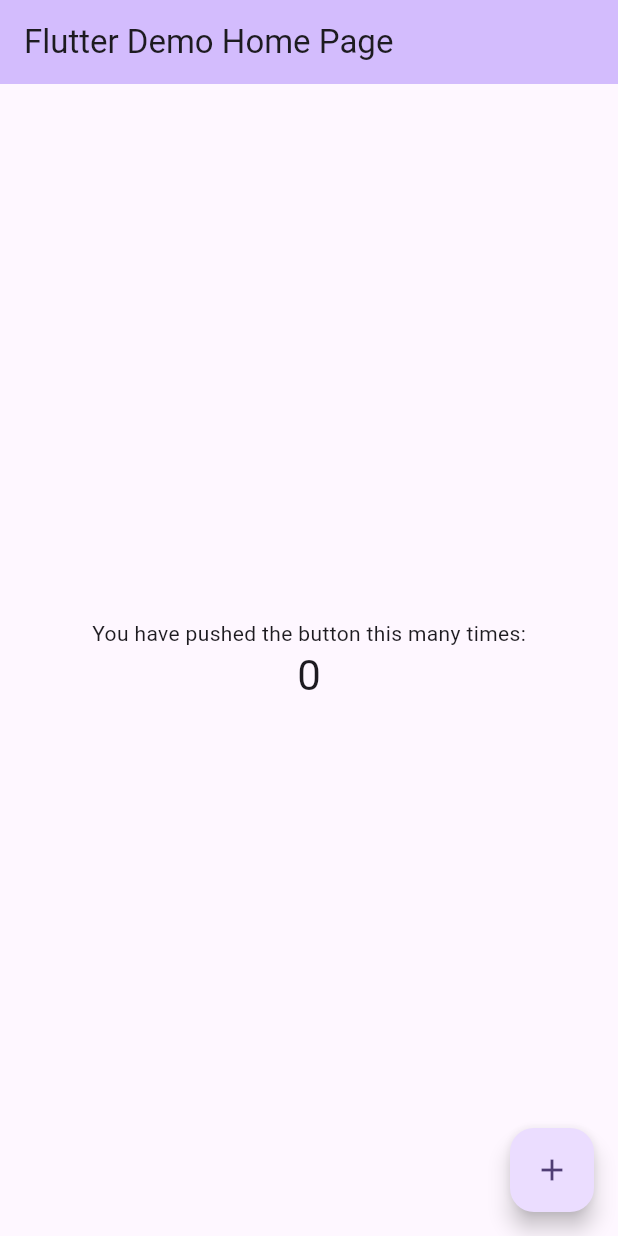
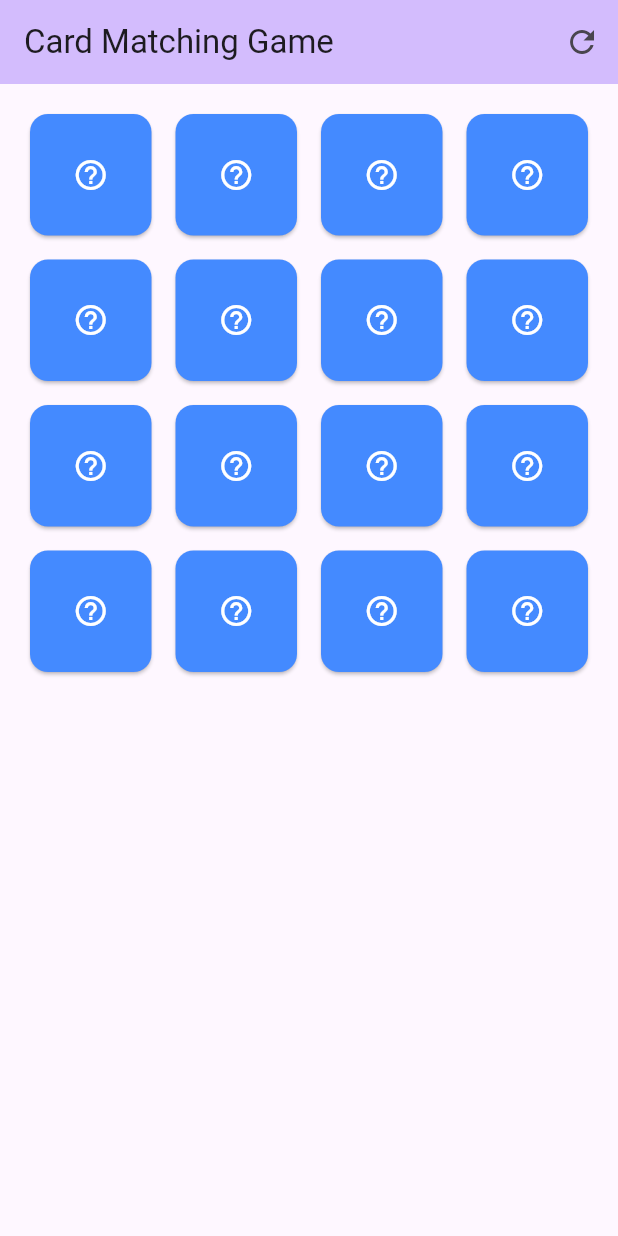
Before and after one commit to ComputerScience1024/hw_3, a Flutter app: the screen it shows after launch, on a phone screen of 412 x 824 dp. Run offline on Flutter 3.47's test engine with Material 3 defaults, Android fonts, the phone set to English and light mode, and no system bars.

Commit message:
card match game setup

```diff
--- a/homework_3/lib/main.dart
+++ b/homework_3/lib/main.dart
@@ -1,4 +1,5 @@
 import 'package:flutter/material.dart';
+import 'dart:async';
 
 void main() {
   runApp(const MyApp());
@@ -7,119 +8,144 @@ void main() {
 class MyApp extends StatelessWidget {
   const MyApp({super.key});
 
-  // This widget is the root of your application.
   @override
   Widget build(BuildContext context) {
     return MaterialApp(
-      title: 'Flutter Demo',
+      title: 'Card Matching Game',
       theme: ThemeData(
-        // This is the theme of your application.
-        //
-        // TRY THIS: Try running your application with "flutter run". You'll see
-        // the application has a purple toolbar. Then, without quitting the app,
-        // try changing the seedColor in the colorScheme below to Colors.green
-        // and then invoke "hot reload" (save your changes or press the "hot
-        // reload" button in a Flutter-supported IDE, or press "r" if you used
-        // the command line to start the app).
-        //
-        // Notice that the counter didn't reset back to zero; the application
-        // state is not lost during the reload. To reset the state, use hot
-        // restart instead.
-        //
-        // This works for code too, not just values: Most code changes can be
-        // tested with just a hot reload.
         colorScheme: ColorScheme.fromSeed(seedColor: Colors.deepPurple),
         useMaterial3: true,
       ),
-      home: const MyHomePage(title: 'Flutter Demo Home Page'),
+      home: const GameScreen(),
     );
   }
 }
 
-class MyHomePage extends StatefulWidget {
-  const MyHomePage({super.key, required this.title});
-
-  // This widget is the home page of your application. It is stateful, meaning
-  // that it has a State object (defined below) that contains fields that affect
-  // how it looks.
-
-  // This class is the configuration for the state. It holds the values (in this
-  // case the title) provided by the parent (in this case the App widget) and
-  // used by the build method of the State. Fields in a Widget subclass are
-  // always marked "final".
-
-  final String title;
+class GameScreen extends StatefulWidget {
+  const GameScreen({super.key});
 
   @override
-  State<MyHomePage> createState() => _MyHomePageState();
+  State<GameScreen> createState() => _GameScreenState();
 }
 
-class _MyHomePageState extends State<MyHomePage> {
-  int _counter = 0;
+class _GameScreenState extends State<GameScreen> {
+  late List<CardItem> _cards;
+  CardItem? _firstSelected;
+  CardItem? _secondSelected;
+  bool _isProcessing = false;
 
-  void _incrementCounter() {
+  @override
+  void initState() {
+    super.initState();
+    _initializeGame();
+  }
+
+  void _initializeGame() {
+    List<String> symbols = ['🍎', '🍌', '🍒', '🍇', '🍉', '🍓', '🍍', '🥝'];
+    symbols = [...symbols, ...symbols];
+    symbols.shuffle();
+    _cards = List.generate(
+      symbols.length,
+      (index) => CardItem(id: index, symbol: symbols[index]),
+    );
+    setState(() {});
+  }
+
+  void _onCardTapped(CardItem card) {
+    if (_isProcessing || card.isFlipped) return;
     setState(() {
-      // This call to setState tells the Flutter framework that something has
-      // changed in this State, which causes it to rerun the build method below
-      // so that the display can reflect the updated values. If we changed
-      // _counter without calling setState(), then the build method would not be
-      // called again, and so nothing would appear to happen.
-      _counter++;
+      card.isFlipped = true;
     });
+
+    if (_firstSelected == null) {
+      _firstSelected = card;
+    } else if (_secondSelected == null) {
+      _secondSelected = card;
+      _isProcessing = true;
+      _checkMatch();
+    }
+  }
+
+  void _checkMatch() {
+    if (_firstSelected != null && _secondSelected != null) {
+      if (_firstSelected!.symbol != _secondSelected!.symbol) {
+        Future.delayed(const Duration(seconds: 1), () {
+          setState(() {
+            _firstSelected!.isFlipped = false;
+            _secondSelected!.isFlipped = false;
+          });
+        });
+      }
+      Future.delayed(const Duration(milliseconds: 1100), () {
+        setState(() {
+          _firstSelected = null;
+          _secondSelected = null;
+          _isProcessing = false;
+        });
+      });
+    }
+  }
+
+  void _restartGame() {
+    _initializeGame();
   }
 
   @override
   Widget build(BuildContext context) {
-    // This method is rerun every time setState is called, for instance as done
-    // by the _incrementCounter method above.
-    //
-    // The Flutter framework has been optimized to make rerunning build methods
-    // fast, so that you can just rebuild anything that needs updating rather
-    // than having to individually change instances of widgets.
     return Scaffold(
       appBar: AppBar(
-        // TRY THIS: Try changing the color here to a specific color (to
-        // Colors.amber, perhaps?) and trigger a hot reload to see the AppBar
-        // change color while the other colors stay the same.
+        title: const Text('Card Matching Game'),
         backgroundColor: Theme.of(context).colorScheme.inversePrimary,
-        // Here we take the value from the MyHomePage object that was created by
-        // the App.build method, and use it to set our appbar title.
-        title: Text(widget.title),
+        actions: [
+          IconButton(
+            icon: const Icon(Icons.refresh),
+            onPressed: _restartGame,
+          )
+        ],
       ),
-      body: Center(
-        // Center is a layout widget. It takes a single child and positions it
-        // in the middle of the parent.
-        child: Column(
-          // Column is also a layout widget. It takes a list of children and
-          // arranges them vertically. By default, it sizes itself to fit its
-          // children horizontally, and tries to be as tall as its parent.
-          //
-          // Column has various properties to control how it sizes itself and
-          // how it positions its children. Here we use mainAxisAlignment to
-          // center the children vertically; the main axis here is the vertical
-          // axis because Columns are vertical (the cross axis would be
-          // horizontal).
-          //
-          // TRY THIS: Invoke "debug painting" (choose the "Toggle Debug Paint"
-          // action in the IDE, or press "p" in the console), to see the
-          // wireframe for each widget.
-          mainAxisAlignment: MainAxisAlignment.center,
-          children: <Widget>[
-            const Text(
-              'You have pushed the button this many times:',
+      body: GridView.builder(
+        padding: const EdgeInsets.all(16.0),
+        gridDelegate: const SliverGridDelegateWithFixedCrossAxisCount(
+          crossAxisCount: 4,
+          mainAxisSpacing: 8,
+          crossAxisSpacing: 8,
+        ),
+        itemCount: _cards.length,
+        itemBuilder: (context, index) {
+          return GestureDetector(
+            onTap: () => _onCardTapped(_cards[index]),
+            child: AnimatedSwitcher(
+              duration: const Duration(milliseconds: 300),
+              child: _cards[index].isFlipped
+                  ? Card(
+                      key: ValueKey(_cards[index].id),
+                      color: Colors.white,
+                      child: Center(
+                        child: Text(
+                          _cards[index].symbol,
+                          style: const TextStyle(fontSize: 24),
+                        ),
+                      ),
+                    )
+                  : Card(
+                      key: ValueKey('${_cards[index].id}back'),
+                      color: Colors.blueAccent,
+                      child: const Center(
+                        child: Icon(Icons.help_outline, color: Colors.white),
+                      ),
+                    ),
             ),
-            Text(
-              '$_counter',
-              style: Theme.of(context).textTheme.headlineMedium,
-            ),
-          ],
-        ),
+          );
+        },
       ),
-      floatingActionButton: FloatingActionButton(
-        onPressed: _incrementCounter,
-        tooltip: 'Increment',
-        child: const Icon(Icons.add),
-      ), // This trailing comma makes auto-formatting nicer for build methods.
     );
   }
 }
+
+class CardItem {
+  final int id;
+  final String symbol;
+  bool isFlipped;
+
+  CardItem({required this.id, required this.symbol, this.isFlipped = false});
+}
```
